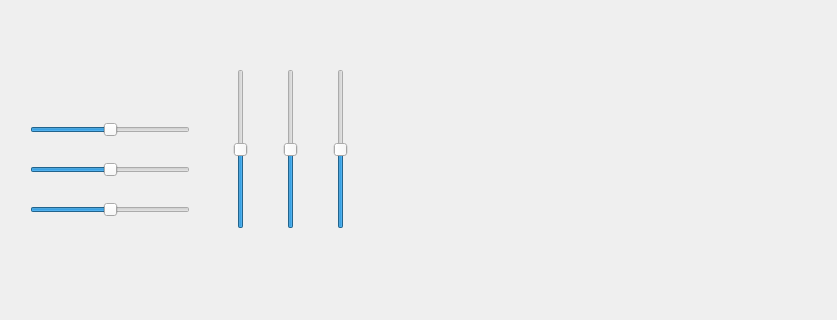
Above: mainwindow.ui from Taraj/Graphics before the change; both pictures show x 0 to 837 and y 728 to 1048 of the 837 by 1213 pixel window. Below: the same form after it.
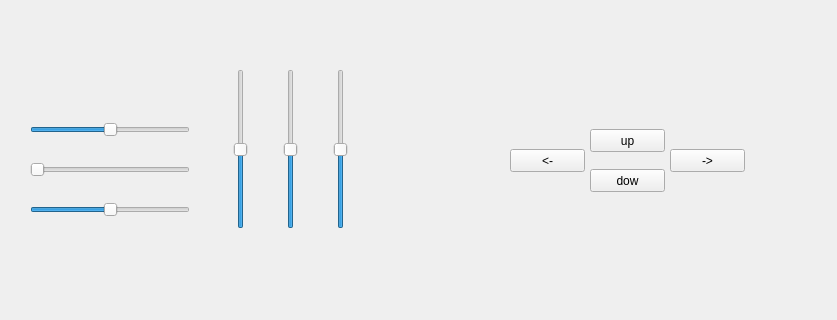
That is the form after the change.

The edit to the form file:
```diff
--- a/mainwindow.ui
+++ b/mainwindow.ui
@@ -43,10 +43,10 @@
      </rect>
     </property>
     <property name="minimum">
-     <number>-1000</number>
+     <number>0</number>
     </property>
     <property name="maximum">
-     <number>1000</number>
+     <number>100000</number>
     </property>
     <property name="orientation">
      <enum>Qt::Horizontal</enum>
@@ -128,6 +128,58 @@
      <enum>Qt::Vertical</enum>
     </property>
    </widget>
+   <widget class="QPushButton" name="pushButton">
+    <property name="geometry">
+     <rect>
+      <x>590</x>
+      <y>840</y>
+      <width>75</width>
+      <height>23</height>
+     </rect>
+    </property>
+    <property name="text">
+     <string>up</string>
+    </property>
+   </widget>
+   <widget class="QPushButton" name="pushButton_2">
+    <property name="geometry">
+     <rect>
+      <x>590</x>
+      <y>880</y>
+      <width>75</width>
+      <height>23</height>
+     </rect>
+    </property>
+    <property name="text">
+     <string>dow</string>
+    </property>
+   </widget>
+   <widget class="QPushButton" name="pushButton_3">
+    <property name="geometry">
+     <rect>
+      <x>510</x>
+      <y>860</y>
+      <width>75</width>
+      <height>23</height>
+     </rect>
+    </property>
+    <property name="text">
+     <string>&lt;-</string>
+    </property>
+   </widget>
+   <widget class="QPushButton" name="pushButton_4">
+    <property name="geometry">
+     <rect>
+      <x>670</x>
+      <y>860</y>
+      <width>75</width>
+      <height>23</height>
+     </rect>
+    </property>
+    <property name="text">
+     <string>-&gt;</string>
+    </property>
+   </widget>
   </widget>
   <widget class="QMenuBar" name="menuBar">
    <property name="geometry">
```
Left out of the diff: 8 changed lines with no effect on the pictures.
